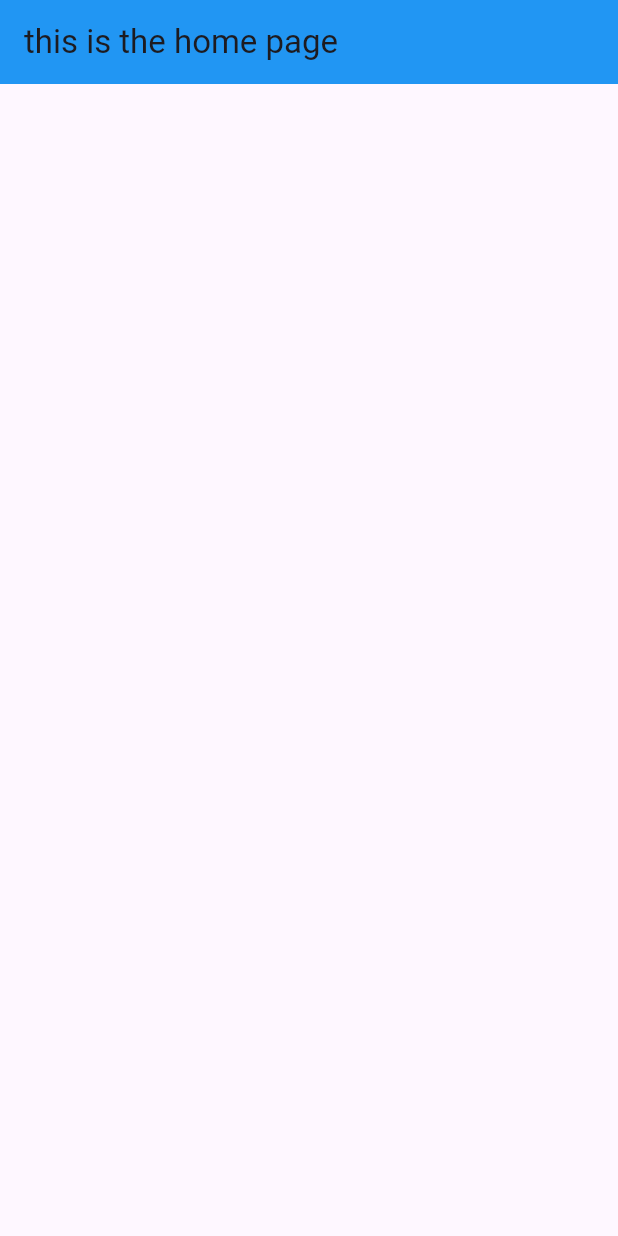
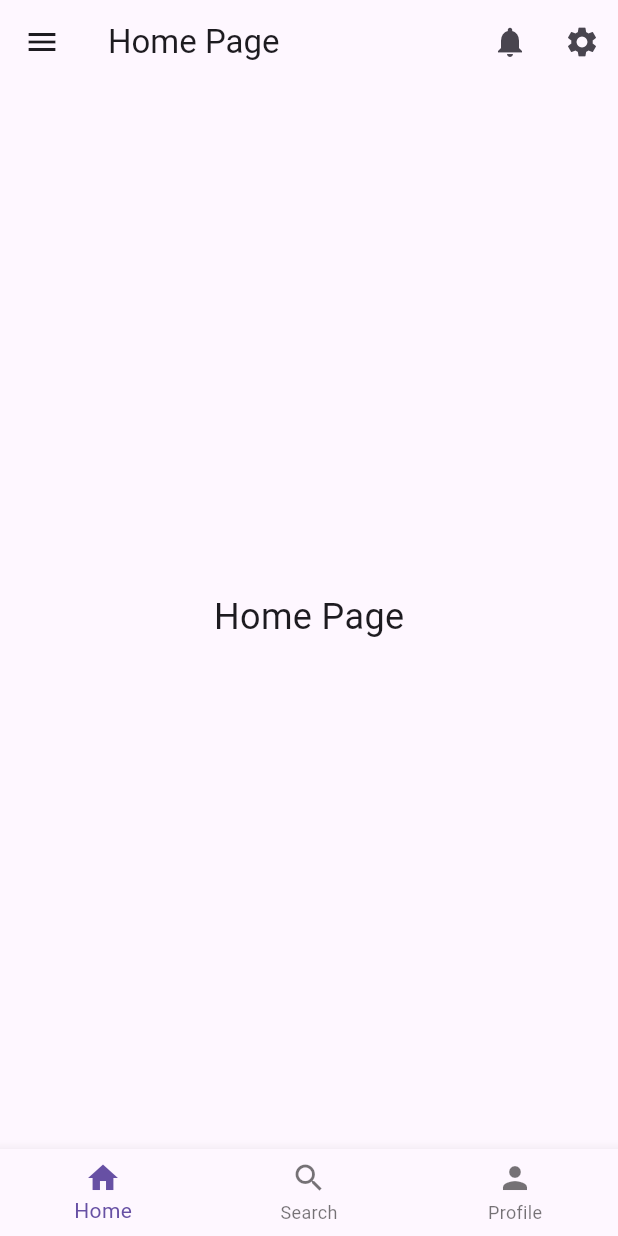
Before and after one commit to Mirii100/vacant_residents_locator_for_lentin, a Flutter app: the screen it shows after launch, on a phone screen of 412 x 824 dp. Run offline on Flutter 3.47's test engine with Material 3 defaults, Android fonts, the phone set to English and light mode, and no system bars.

Commit message:
starting this project

```diff
--- a/lib/auth/homepage.dart
+++ b/lib/auth/homepage.dart
@@ -1,16 +1,96 @@
-import 'package:flutter/cupertino.dart';
 import 'package:flutter/material.dart';
 
-class Homepage extends StatelessWidget {
-  const Homepage({super.key});
+class HomePage extends StatefulWidget {
+  @override
+  _HomePageState createState() => _HomePageState();
+}
+
+class _HomePageState extends State<HomePage> {
+  int _currentIndex = 0;
+
+  final List<Widget> _pages = [
+    Center(child: Text('Home Page', style: TextStyle(fontSize: 24))),
+    Center(child: Text('Search Page', style: TextStyle(fontSize: 24))),
+    Center(child: Text('Profile Page', style: TextStyle(fontSize: 24))),
+  ];
+
+  void _onItemTapped(int index) {
+    setState(() {
+      _currentIndex = index;
+    });
+  }
 
   @override
   Widget build(BuildContext context) {
     return Scaffold(
       appBar: AppBar(
-        title: Text("this is the home page "),
-        backgroundColor: Colors.blue,
-        actions: [],
+        title: Text('Home Page'),
+        actions: [
+          IconButton(
+            icon: Icon(Icons.notifications),
+            onPressed: () {
+              // Add your notification logic here
+            },
+          ),
+          IconButton(
+            icon: Icon(Icons.settings),
+            onPressed: () {
+              // Add your settings logic here
+            },
+          ),
+        ],
+      ),
+      drawer: Drawer(
+        child: ListView(
+          padding: EdgeInsets.zero,
+          children: [
+            DrawerHeader(
+              decoration: BoxDecoration(
+                color: Colors.blue,
+              ),
+              child: Text(
+                'Menu',
+                style: TextStyle(
+                  color: Colors.white,
+                  fontSize: 24,
+                ),
+              ),
+            ),
+            ListTile(
+              leading: Icon(Icons.settings),
+              title: Text('Settings'),
+              onTap: () {
+                // Handle settings tap
+              },
+            ),
+            ListTile(
+              leading: Icon(Icons.info),
+              title: Text('About'),
+              onTap: () {
+                // Handle about tap
+              },
+            ),
+          ],
+        ),
+      ),
+      body: _pages[_currentIndex],
+      bottomNavigationBar: BottomNavigationBar(
+        currentIndex: _currentIndex,
+        onTap: _onItemTapped,
+        items: [
+          BottomNavigationBarItem(
+            icon: Icon(Icons.home),
+            label: 'Home',
+          ),
+          BottomNavigationBarItem(
+            icon: Icon(Icons.search),
+            label: 'Search',
+          ),
+          BottomNavigationBarItem(
+            icon: Icon(Icons.person),
+            label: 'Profile',
+          ),
+        ],
       ),
     );
   }
--- a/lib/main.dart
+++ b/lib/main.dart
@@ -16,7 +16,7 @@ class MyApp extends StatelessWidget {
       debugShowCheckedModeBanner: false,
       title: 'welcome page',
 
-      home: const Homepage(),
+      home:  HomePage(),
     );
   }
 }
```
Also changed, not shown: pubspec.lock, 1 other file.
